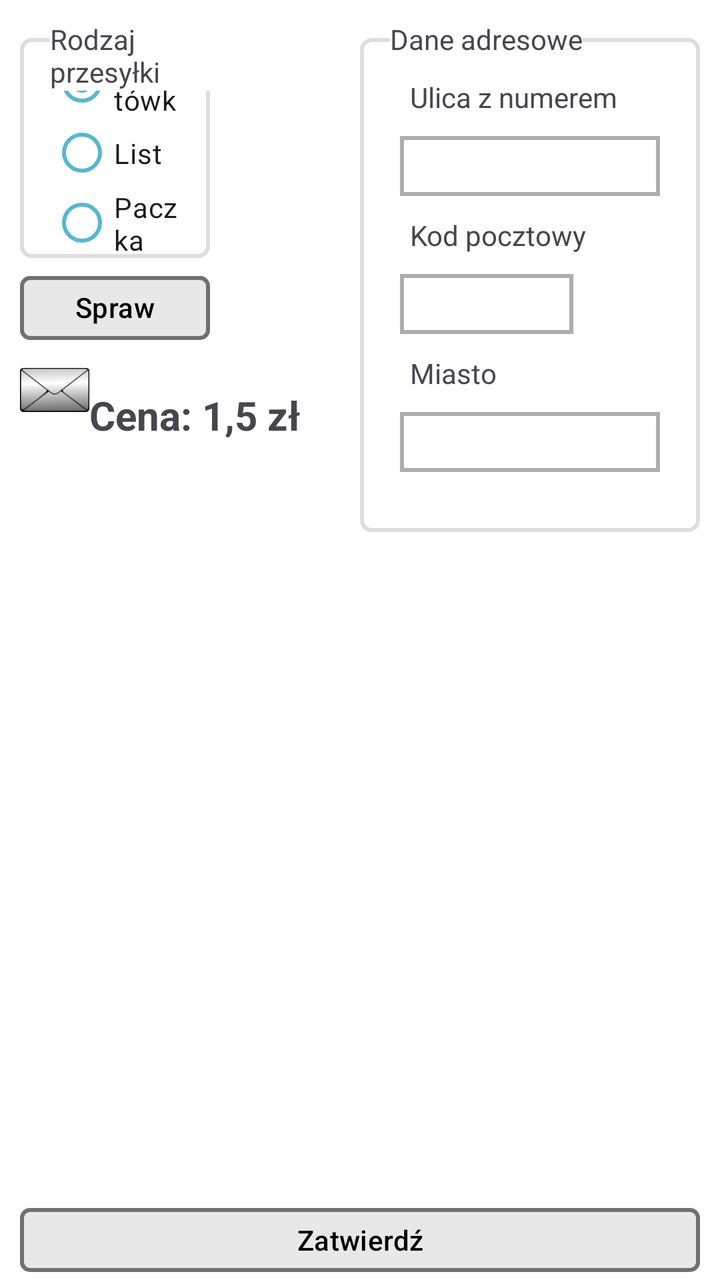
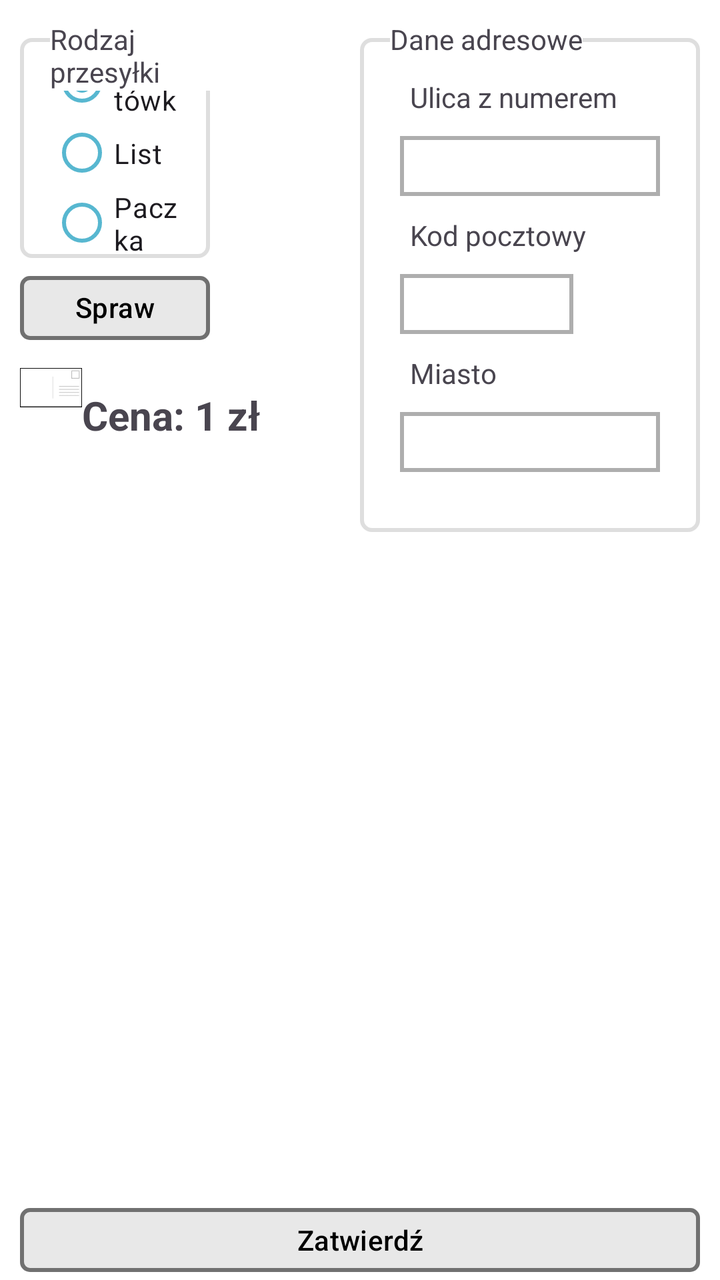

Screens rendered from an Android XML layout before and after an edit, with the pre-edit source and the edit as a unified diff.
<!-- AndroidManifest.xml: application theme Theme.Egzamin062023Prak1 -->
<!-- res/layout/activity_main.xml -->
<?xml version="1.0" encoding="utf-8"?>
<LinearLayout xmlns:android="http://schemas.android.com/apk/res/android"
    xmlns:app="http://schemas.android.com/apk/res-auto"
    xmlns:tools="http://schemas.android.com/tools"
    android:id="@+id/main"
    android:layout_width="match_parent"
    android:layout_height="match_parent"
    android:background="#ffffff"
    android:orientation="vertical"
    tools:context=".MainActivity">

    <LinearLayout
        android:layout_width="match_parent"
        android:layout_height="match_parent"
        android:layout_weight="1"
        android:orientation="horizontal"
        android:paddingStart="10dp"
        android:paddingTop="10dp"
        android:paddingEnd="10dp">

        <LinearLayout
            android:layout_width="match_parent"
            android:layout_height="match_parent"
            android:layout_weight="1"
            android:orientation="vertical">

            <LinearLayout
                android:layout_width="match_parent"
                android:layout_height="wrap_content"
                android:layout_marginEnd="75dp"
                android:orientation="vertical">

                <FrameLayout
                    android:layout_width="match_parent"
                    android:layout_height="wrap_content"
                    android:layout_weight="1">

                    <RadioGroup
                        android:id="@+id/radioGroup"
                        android:layout_width="match_parent"
                        android:layout_height="match_parent"
                        android:layout_marginTop="9dp"
                        android:background="@drawable/group_border"
                        android:checkedButton="@id/pocztowka_radioButton"
                        android:paddingStart="15dp"
                        android:paddingTop="5dp"
                        android:paddingEnd="15dp">

                        <RadioButton
                            android:id="@+id/pocztowka_radioButton"
                            android:layout_width="match_parent"
                            android:layout_height="35dp"
                            android:checked="true"
                            android:text="Pocztówka"
                            app:buttonTint="#57b7d0"
                            app:rippleColor="#30b8f4" />

                        <RadioButton
                            android:id="@+id/list_radioButton"
                            android:layout_width="match_parent"
                            android:layout_height="35dp"
                            android:text="List"
                            app:buttonTint="#57b7d0"
                            app:rippleColor="#30b8f4" />

                        <RadioButton
                            android:id="@+id/paczka_radioButton"
                            android:layout_width="match_parent"
                            android:layout_height="35dp"
                            android:text="Paczka"
                            app:buttonTint="#57b7d0"
                            app:rippleColor="#30b8f4" />
                    </RadioGroup>

                    <TextView
                        android:id="@+id/typeLabel_textView"
                        android:layout_width="wrap_content"
                        android:layout_height="wrap_content"
                        android:layout_marginStart="15dp"
                        android:background="#FFFFFF"
                        android:text="Rodzaj przesyłki " />

                </FrameLayout>

                <Button
                    android:id="@+id/check_button"
                    android:layout_width="match_parent"
                    android:layout_height="40dp"
                    android:layout_marginTop="5dp"
                    android:backgroundTint="#e8e8e8"
                    android:text="Sprawdź Cenę"
                    android:textColor="#000000"
                    app:cornerRadius="5dp"
                    app:rippleColor="#30b8f4"
                    app:strokeColor="#707070"
                    app:strokeWidth="2dp" />
            </LinearLayout>

            <LinearLayout
                android:id="@+id/podglad_przesylki"
                android:layout_width="match_parent"
                android:layout_height="match_parent"
                android:layout_marginTop="10dp"
                android:layout_marginBottom="10dp"
                android:layout_weight="1"
                android:orientation="horizontal">

                <ImageView
                    android:id="@+id/imageView"
                    android:layout_width="match_parent"
                    android:layout_height="match_parent"
                    android:layout_weight="1"
                    android:scaleType="fitStart"
                    app:srcCompat="@drawable/list" />

                <TextView
                    android:id="@+id/price_textView"
                    android:layout_width="wrap_content"
                    android:layout_height="wrap_content"
                    android:layout_marginTop="10dp"
                    android:layout_marginEnd="30dp"
                    android:text="Cena: 1,5 zł"
                    android:textSize="20sp"
                    android:textStyle="bold" />
            </LinearLayout>

        </LinearLayout>

        <FrameLayout
            android:layout_width="match_parent"
            android:layout_height="match_parent"
            android:layout_weight="1">

            <LinearLayout
                android:layout_width="match_parent"
                android:layout_height="wrap_content"
                android:layout_marginTop="9dp"
                android:background="@drawable/group_border"
                android:orientation="vertical"
                android:paddingStart="20dp"
                android:paddingTop="15dp"
                android:paddingEnd="20dp"
                android:paddingBottom="30dp">

                <TextView
                    android:id="@+id/streetLabel_textView"
                    android:layout_width="match_parent"
                    android:layout_height="wrap_content"
                    android:layout_marginStart="5dp"
                    android:layout_marginTop="5dp"
                    android:text="Ulica z numerem" />

                <EditText
                    android:id="@+id/street_editText"
                    android:layout_width="match_parent"
                    android:layout_height="wrap_content"
                    android:layout_marginTop="10dp"
                    android:background="@drawable/edit_text_border"
                    android:ems="10"
                    android:inputType="text" />

                <TextView
                    android:id="@+id/cityCodeLabel_textView"
                    android:layout_width="match_parent"
                    android:layout_height="wrap_content"
                    android:layout_marginStart="5dp"
                    android:layout_marginTop="10dp"
                    android:text="Kod pocztowy" />

                <LinearLayout
                    android:layout_width="wrap_content"
                    android:layout_height="match_parent"
                    android:layout_marginTop="10dp"
                    android:orientation="horizontal">

                    <EditText
                        android:id="@+id/cityCode_editText"
                        android:layout_width="match_parent"
                        android:layout_height="wrap_content"
                        android:layout_weight="1"
                        android:background="@drawable/edit_text_border"
                        android:ems="10"
                        android:inputType="text" />

                    <View
                        android:layout_width="match_parent"
                        android:layout_height="match_parent"
                        android:layout_weight="2" />
                </LinearLayout>

                <TextView
                    android:id="@+id/cityLabel_textView"
                    android:layout_width="match_parent"
                    android:layout_height="wrap_content"
                    android:layout_marginStart="5dp"
                    android:layout_marginTop="10dp"
                    android:text="Miasto" />

                <EditText
                    android:id="@+id/city_editText"
                    android:layout_width="match_parent"
                    android:layout_height="wrap_content"
                    android:layout_marginTop="10dp"
                    android:background="@drawable/edit_text_border"
                    android:ems="10"
                    android:inputType="text" />
            </LinearLayout>

            <TextView
                android:id="@+id/addressLabel_textView"
                android:layout_width="wrap_content"
                android:layout_height="wrap_content"
                android:layout_marginStart="15dp"
                android:background="#FFFFFF"
                android:text="Dane adresowe" />

        </FrameLayout>

    </LinearLayout>

    <Button
        android:id="@+id/confirm_button"
        android:layout_width="match_parent"
        android:layout_height="40dp"
        android:layout_marginStart="10dp"
        android:layout_marginEnd="10dp"
        android:backgroundTint="#e8e8e8"
        android:text="Zatwierdź"
        android:textColor="#000000"
        app:cornerRadius="5dp"
        app:rippleColor="#30b8f4"
        app:strokeColor="#707070"
        app:strokeWidth="2dp"
        tools:layout_editor_absoluteX="326dp"
        tools:layout_editor_absoluteY="342dp" />

</LinearLayout>
<!-- resources referenced by this layout -->
<resources>
  <!-- drawable edit_text_border (drawable) -->
  <?xml version="1.0" encoding="utf-8"?>
  <selector xmlns:android="http://schemas.android.com/apk/res/android">
      <item>
          <shape android:shape="rectangle">
              <stroke
                  android:width="2dp"
                  android:color="#aeaeae"/>
              <size android:height="30dp" />
              <padding
                  android:left="5dp"
                  android:right="5dp"/>
          </shape>
      </item>
  </selector>
  <!-- drawable group_border (drawable) -->
  <?xml version="1.0" encoding="utf-8"?>
  <selector xmlns:android="http://schemas.android.com/apk/res/android">
      <item>
          <shape android:shape="rectangle">
              <stroke
                  android:color="#dedede"
                  android:width="2dp" />
              <corners android:radius="5dp" />
          </shape>
      </item>
  </selector>
  <!-- drawable list: png bitmap (drawable, 8965 bytes) -->
  <style name="Theme.Egzamin062023Prak1" parent="Base.Theme.Egzamin062023Prak1" />
  <style name="Base.Theme.Egzamin062023Prak1" parent="Theme.Material3.DayNight.NoActionBar">
          
          
          <item name="android:statusBarColor">#000000</item>
          <item name="android:navigationBarColor">#000000</item>
      </style>
</resources>

<!-- the commit's change to res/layout/activity_main.xml (unified diff, before → after) -->
@@ -111,15 +111,15 @@
                     android:layout_height="match_parent"
                     android:layout_weight="1"
                     android:scaleType="fitStart"
-                    app:srcCompat="@drawable/list" />
+                    app:srcCompat="@drawable/pocztowka" />
 
                 <TextView
                     android:id="@+id/price_textView"
                     android:layout_width="wrap_content"
                     android:layout_height="wrap_content"
                     android:layout_marginTop="10dp"
-                    android:layout_marginEnd="30dp"
-                    android:text="Cena: 1,5 zł"
+                    android:layout_marginEnd="50dp"
+                    android:text="Cena: 1 zł"
                     android:textSize="20sp"
                     android:textStyle="bold" />
             </LinearLayout>
<!-- resource entries referenced after the edit -->
@@ -27,7 +27,7 @@
           </shape>
       </item>
   </selector>
-  <!-- drawable list: png bitmap (drawable, 8965 bytes) -->
+  <!-- drawable pocztowka: png bitmap (drawable, 3464 bytes) -->
   <style name="Theme.Egzamin062023Prak1" parent="Base.Theme.Egzamin062023Prak1" />
   <style name="Base.Theme.Egzamin062023Prak1" parent="Theme.Material3.DayNight.NoActionBar">
           
